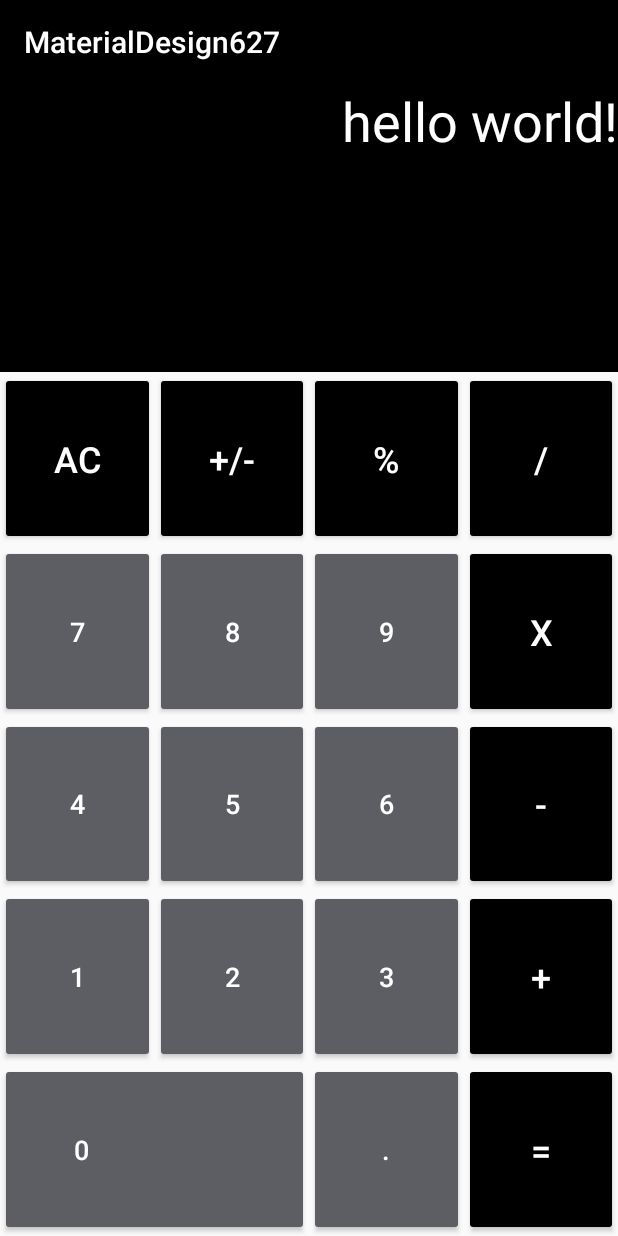
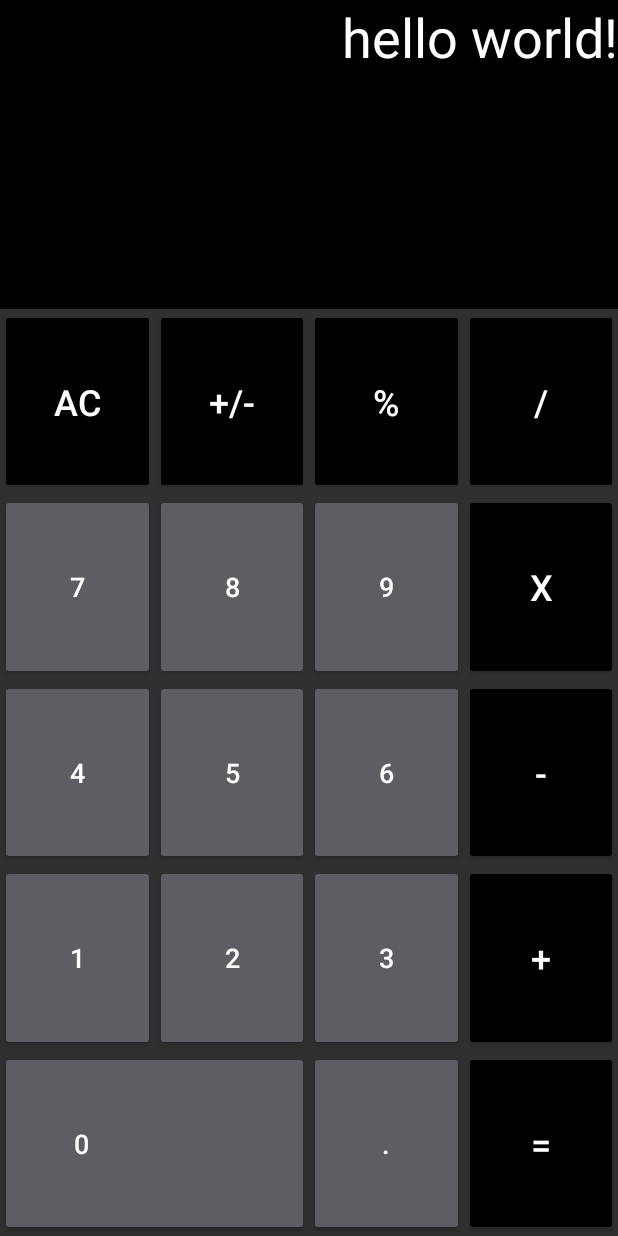
Before and after one commit to qyang89/MaterialDesign627, an Android app: the screen it shows after launch (MainActivity), on a phone screen of 412 x 824 dp. Run offline under Robolectric (Android 15) with nearby library versions, the phone set to English and light mode, and no system bars.

Commit message:
implementing new themes

```diff
--- a/app/src/main/res/values/styles.xml
+++ b/app/src/main/res/values/styles.xml
@@ -1,7 +1,21 @@
 <resources>
 
     <!-- Base application theme. -->
-    <style name="AppTheme" parent="Theme.AppCompat.Light.DarkActionBar">
+    <style name="AppTheme" parent="Theme.MaterialComponents.NoActionBar.Bridge">
+
+
+        <!--//bridge themes-->
+        <!--Theme.MaterialComponents.Bridge
+            Theme.MaterialComponents.NoActionBar.Bridge //dark default background, this is one is nice
+        Theme.MaterialComponents.Light.Bridge-->
+
+        <!--theme types:-->
+
+        <!--"Theme.AppCompat.Light.DarkActionBar" //default theme
+        Theme.MaterialComponents.DayNight
+        Theme.MaterialComponents.Light //lighter //default background
+        "Theme.MaterialComponents.NoActionBar" //excludes project name-->
+
         <!-- Customize your theme here. -->
         <item name="colorPrimary">@color/colorPrimary</item>
         <item name="colorPrimaryDark">@color/colorPrimaryDark</item>
```
